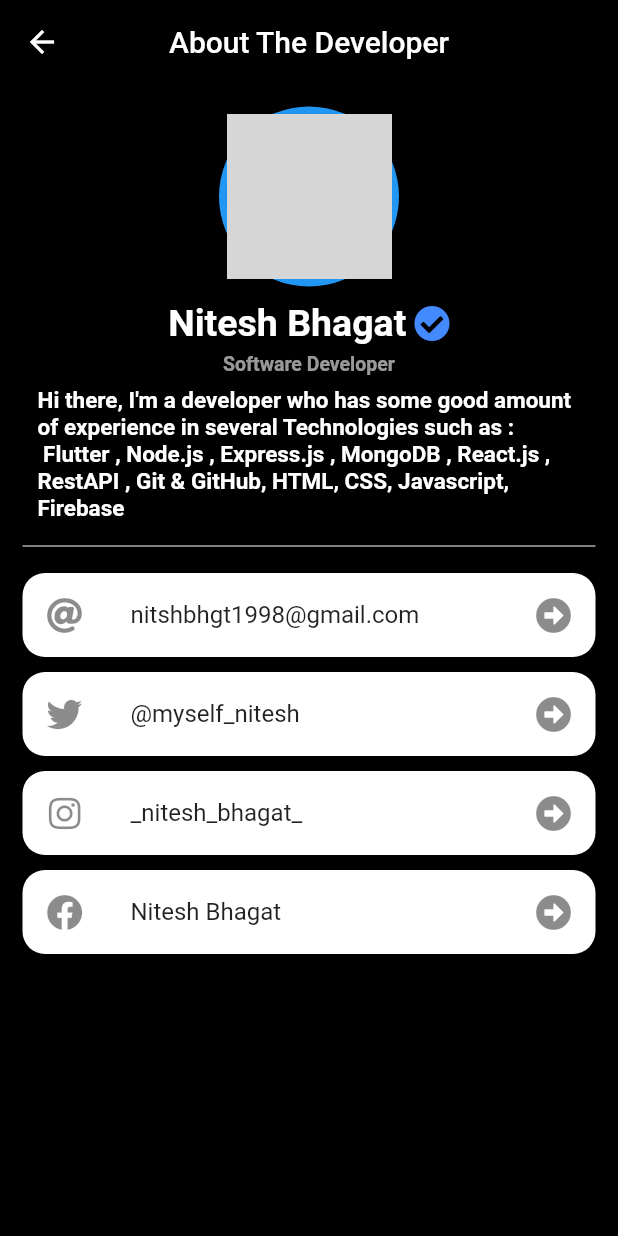
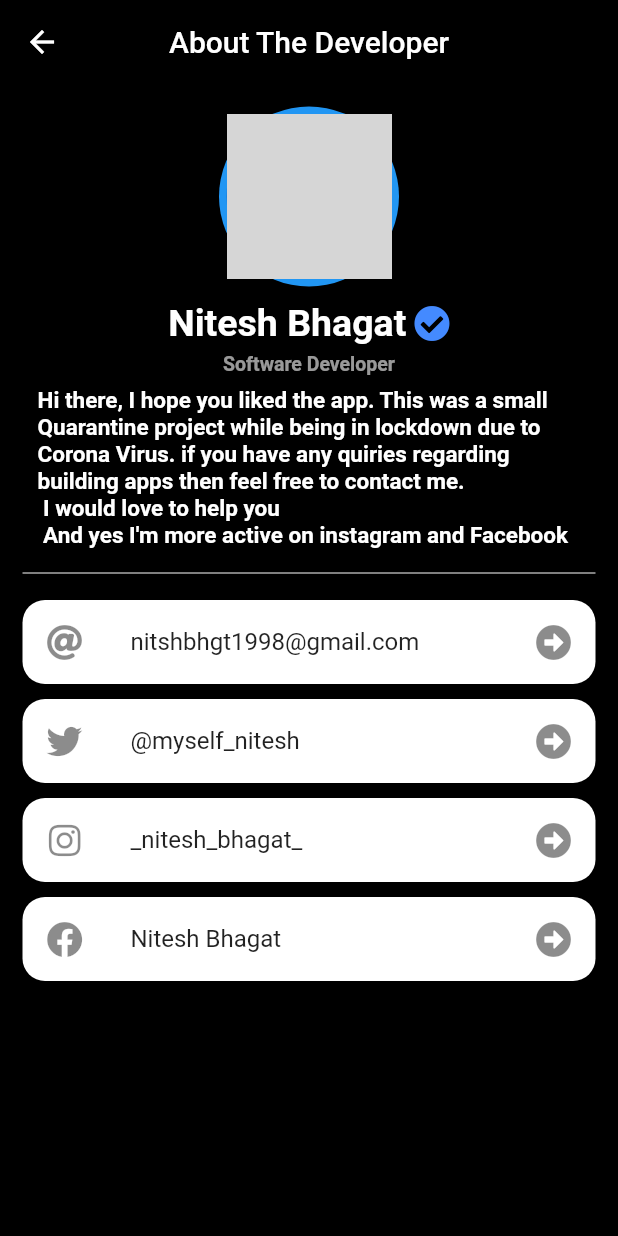
Before and after one commit to nitesh98bhagat/FlutterProteinApp, a Flutter app: the screen it shows after launch, after a tap on an icon or button, on a phone screen of 412 x 824 dp. Run offline on Flutter 3.47's test engine with Material 2 defaults, Android fonts, the phone set to English and light mode, and no system bars; our stand-ins replace flutter_swiper, font_awesome_flutter; network calls fail; grey boxes are pictures that could not be loaded.

Commit message:
almost completed

```diff
--- a/lib/Modals/FoodItem.dart
+++ b/lib/Modals/FoodItem.dart
@@ -9,10 +9,12 @@ class FoodItem {
   final double calories;
   final double carbs;
   final Color color;
+  final String desc;
 
   FoodItem(
       {this.name,
       this.type,
+      this.desc,
       this.quantity,
       this.protein,
       this.fat,
@@ -30,9 +32,13 @@ List<FoodItem> foodItem = [
       fat: 5.3,
       calories: 77,
       carbs: 0.6,
+      desc:
+          "Lorem Ipsum is simply dummy text of the printing and typesetting industry. Lorem Ipsum has been the industry's standard dummy text ever since the 1500s, when an unknown printer took a galley of type and scrambled it to make a type specimen book. It has survived not only five centuries, but also the leap into electronic typesetting, remaining essentially unchanged. It was popularised in the 1960s with the release of Letraset sheets containing Lorem Ipsum passages, and more recently with desktop publishing software like Aldus PageMaker including versions of Lorem Ipsum.",
       color: Colors.blueAccent),
   FoodItem(
       name: "Soya Beans",
+      desc:
+          "Lorem Ipsum is simply dummy text of the printing and typesetting industry. Lorem Ipsum has been the industry's standard dummy text ever since the 1500s, when an unknown printer took a galley of type and scrambled it to make a type specimen book. It has survived not only five centuries, but also the leap into electronic typesetting, remaining essentially unchanged. It was popularised in the 1960s with the release of Letraset sheets containing Lorem Ipsum passages, and more recently with desktop publishing software like Aldus PageMaker including versions of Lorem Ipsum.",
       type: "Veg",
       quantity: "100 gram",
       protein: 25.4,
@@ -44,6 +50,8 @@ List<FoodItem> foodItem = [
       name: "Green Lentils",
       type: "Veg",
       quantity: "100 gram",
+      desc:
+          "Lorem Ipsum is simply dummy text of the printing and typesetting industry. Lorem Ipsum has been the industry's standard dummy text ever since the 1500s, when an unknown printer took a galley of type and scrambled it to make a type specimen book. It has survived not only five centuries, but also the leap into electronic typesetting, remaining essentially unchanged. It was popularised in the 1960s with the release of Letraset sheets containing Lorem Ipsum passages, and more recently with desktop publishing software like Aldus PageMaker including versions of Lorem Ipsum.",
       protein: 18.5,
       fat: 5.3,
       calories: 77,
@@ -54,6 +62,8 @@ List<FoodItem> foodItem = [
       type: "Non-Veg",
       quantity: "100 gram",
       protein: 16.5,
+      desc:
+          "Lorem Ipsum is simply dummy text of the printing and typesetting industry. Lorem Ipsum has been the industry's standard dummy text ever since the 1500s, when an unknown printer took a galley of type and scrambled it to make a type specimen book. It has survived not only five centuries, but also the leap into electronic typesetting, remaining essentially unchanged. It was popularised in the 1960s with the release of Letraset sheets containing Lorem Ipsum passages, and more recently with desktop publishing software like Aldus PageMaker including versions of Lorem Ipsum.",
       fat: 25.3,
       calories: 277,
       carbs: 1.6,
@@ -62,6 +72,8 @@ List<FoodItem> foodItem = [
       name: "Salmon fish",
       type: "Non-Veg",
       quantity: "100 gram",
+      desc:
+          "Lorem Ipsum is simply dummy text of the printing and typesetting industry. Lorem Ipsum has been the industry's standard dummy text ever since the 1500s, when an unknown printer took a galley of type and scrambled it to make a type specimen book. It has survived not only five centuries, but also the leap into electronic typesetting, remaining essentially unchanged. It was popularised in the 1960s with the release of Letraset sheets containing Lorem Ipsum passages, and more recently with desktop publishing software like Aldus PageMaker including versions of Lorem Ipsum.",
       protein: 16.5,
       fat: 25.3,
       calories: 277,
@@ -69,6 +81,8 @@ List<FoodItem> foodItem = [
       color: Colors.purple),
   FoodItem(
       name: "Chicken Breast",
+      desc:
+          "Lorem Ipsum is simply dummy text of the printing and typesetting industry. Lorem Ipsum has been the industry's standard dummy text ever since the 1500s, when an unknown printer took a galley of type and scrambled it to make a type specimen book. It has survived not only five centuries, but also the leap into electronic typesetting, remaining essentially unchanged. It was popularised in the 1960s with the release of Letraset sheets containing Lorem Ipsum passages, and more recently with desktop publishing software like Aldus PageMaker including versions of Lorem Ipsum.",
       type: "Non-Veg",
       quantity: "100 gram",
       protein: 12.5,
--- a/lib/Screens/About.dart
+++ b/lib/Screens/About.dart
@@ -53,7 +53,7 @@ class AboutMe extends StatelessWidget {
               padding:
                   const EdgeInsets.symmetric(vertical: 8.0, horizontal: 10.0),
               child: Text(
-                "Hi there, I'm a developer who has some good amount of experience in several Technologies such as : \n Flutter , Node.js , Express.js , MongoDB , React.js , RestAPI , Git & GitHub, HTML, CSS, Javascript, Firebase",
+                "Hi there, I hope you liked the app. This was a small Quarantine project while being in lockdown due to Corona Virus. if you have any quiries regarding building apps then feel free to contact me.\n I would love to help you \n And yes I'm more active on instagram and Facebook",
                 style: TextStyle(
                     color: Colors.white,
                     fontSize: 15.0,
@@ -76,6 +76,7 @@ class AboutMe extends StatelessWidget {
       ),
     );
   }
+
   Widget infoList({String text, Icon icon}) {
     return (Container(
       margin: EdgeInsets.only(top: 10.0),
--- a/lib/Screens/DetailListPage.dart
+++ b/lib/Screens/DetailListPage.dart
@@ -45,14 +45,7 @@ class _DetailListPageState extends State<DetailListPage> {
             Swiper(
               itemBuilder: (BuildContext context, int index) {
                 return FoodCard(
-                  name: foodItem[index].name,
-                  type: foodItem[index].type,
-                  quantity: foodItem[index].quantity,
-                  protein: foodItem[index].protein,
-                  fat: foodItem[index].fat,
-                  calories: foodItem[index].calories,
-                  carbs: foodItem[index].carbs,
-                  color: foodItem[index].color,
+                  foodItem: foodItem[index],
                 );
               },
               itemCount: foodItem.length,
--- a/lib/Widgets/FoodCard.dart
+++ b/lib/Widgets/FoodCard.dart
@@ -1,27 +1,12 @@
 import 'package:flutter/material.dart';
 import 'package:protein_food_chart/AppTheme.dart';
+import 'package:protein_food_chart/Modals/FoodItem.dart';
 import 'package:protein_food_chart/Screens/DescriptionPage.dart';
 import 'package:protein_food_chart/Widgets/ClipperClass.dart';
 
 class FoodCard extends StatelessWidget {
-  final String name;
-  final String type;
-  final String quantity;
-  final double protein;
-  final double fat;
-  final double calories;
-  final double carbs;
-  final Color color;
-
-  FoodCard(
-      {this.name,
-      this.type,
-      this.quantity,
-      this.protein,
-      this.fat,
-      this.calories,
-      this.carbs,
-      this.color});
+  final FoodItem foodItem;
+  FoodCard({this.foodItem});
 
   @override
   Widget build(BuildContext context) {
@@ -30,8 +15,8 @@ class FoodCard extends StatelessWidget {
 
     return InkWell(
       onTap: () {
-        Navigator.push(
-            context, MaterialPageRoute(builder: (_) => DescriptionPage()));
+        Navigator.push(context,
+            MaterialPageRoute(builder: (context) => DescriptionPage(foodItem)));
       },
       child: Stack(
         children: [
@@ -44,7 +29,7 @@ class FoodCard extends StatelessWidget {
               height: 50.0,
               color: Colors.black,
               child: Text(
-                name ?? "item",
+                foodItem.name ?? "item",
                 style: AppTheme.h2Text(),
               ),
             ),
@@ -58,7 +43,7 @@ class FoodCard extends StatelessWidget {
                 width: screenWidth,
                 height: 450.0,
                 decoration: BoxDecoration(
-                  color: color,
+                  color: foodItem.color,
                   borderRadius: BorderRadius.circular(15.0),
                 ),
                 child: Column(
@@ -66,7 +51,7 @@ class FoodCard extends StatelessWidget {
                   mainAxisAlignment: MainAxisAlignment.end,
                   children: [
                     Text(
-                      "$type" ?? " ",
+                      "${foodItem.type}" ?? " ",
                       style: AppTheme.h4Text(),
                     ),
                     Divider(
@@ -76,27 +61,27 @@ class FoodCard extends StatelessWidget {
                     ),
                     SizedBox(height: 3.0),
                     Text(
-                      "Quantity: $quantity" ?? " ",
+                      "Quantity: ${foodItem.quantity}" ?? " ",
                       style: AppTheme.h4Text(),
                     ),
                     SizedBox(height: 3.0),
                     Text(
-                      "Protein: $protein" ?? " ",
+                      "Protein: ${foodItem.protein}" ?? " ",
                       style: AppTheme.h4Text(),
                     ),
                     SizedBox(height: 3.0),
                     Text(
-                      "Fat: $fat g" ?? " ",
+                      "Fat: ${foodItem.fat} g" ?? " ",
                       style: AppTheme.h4Text(),
                     ),
                     SizedBox(height: 3.0),
                     Text(
-                      "Carbs: $carbs g" ?? " ",
+                      "Carbs: ${foodItem.carbs} g" ?? " ",
                       style: AppTheme.h4Text(),
                     ),
                     SizedBox(height: 3.0),
                     Text(
-                      "Calories: $calories" ?? " ",
+                      "Calories: ${foodItem.calories}" ?? " ",
                       style: AppTheme.h4Text(),
                     ),
                     Padding(
```
Also changed, not shown: lib/Screens/DescriptionPage.dart (+26 -6 lines), 2 other files.
